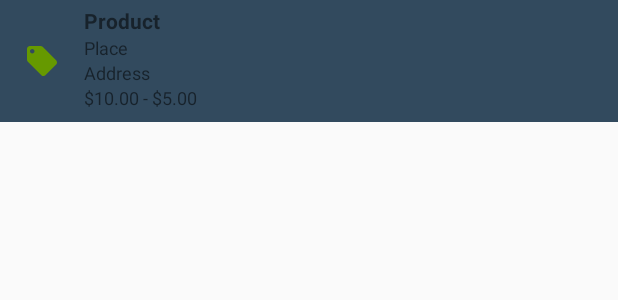
After one commit to daancover/DailyDeal, an Android app: the layout widget_item_deal.xml on its own in the app's theme, with its tools: preview values and no code run, on a phone screen of 412 x 824 dp. The commit adds this screen. Shown: the top 300 px of the screen. Run offline under Robolectric (Android 15) with nearby library versions, the light colour scheme and no system bars.

Commit message:
Fixed informational widget

```diff
--- /dev/null
+++ b/app/src/main/res/layout/widget_item_deal.xml
@@ -0,0 +1,58 @@
+<?xml version="1.0" encoding="utf-8"?>
+<LinearLayout xmlns:android="http://schemas.android.com/apk/res/android"
+    xmlns:app="http://schemas.android.com/apk/res-auto"
+    xmlns:tools="http://schemas.android.com/tools"
+    android:id="@+id/item"
+    android:layout_width="match_parent"
+    android:layout_height="wrap_content"
+    android:background="@color/colorPrimaryDark"
+    android:gravity="center_vertical"
+    android:orientation="horizontal">
+
+    <ImageView
+        android:layout_width="wrap_content"
+        android:layout_height="wrap_content"
+        android:layout_margin="16dp"
+        android:tint="@android:color/holo_green_dark"
+        app:srcCompat="@drawable/ic_local_offer"
+        tools:ignore="ContentDescription" />
+
+    <LinearLayout
+        android:layout_width="match_parent"
+        android:layout_height="wrap_content"
+        android:orientation="vertical">
+
+        <TextView
+            android:id="@+id/tv_product"
+            android:layout_width="wrap_content"
+            android:layout_height="wrap_content"
+            android:layout_marginTop="@dimen/dimen_ldpi"
+            android:maxLines="1"
+            android:textStyle="bold"
+            tools:text="Product" />
+
+        <TextView
+            android:id="@+id/tv_place"
+            android:layout_width="wrap_content"
+            android:layout_height="wrap_content"
+            android:maxLines="1"
+            android:textSize="@dimen/text_ldpi"
+            tools:text="Place" />
+
+        <TextView
+            android:id="@+id/tv_address"
+            android:layout_width="wrap_content"
+            android:layout_height="wrap_content"
+            android:maxLines="1"
+            android:textSize="@dimen/text_ldpi"
+            tools:text="Address" />
+
+        <TextView
+            android:id="@+id/tv_price"
+            android:layout_width="wrap_content"
+            android:layout_height="wrap_content"
+            android:layout_marginBottom="@dimen/dimen_mdpi"
+            android:textSize="@dimen/text_ldpi"
+            tools:text="$10.00 - $5.00" />
+    </LinearLayout>
+</LinearLayout>
--- a/app/src/main/res/xml/widget_add_deal.xml
+++ b/app/src/main/res/xml/widget_add_deal.xml
@@ -1,6 +1,10 @@
 <?xml version="1.0" encoding="utf-8"?>
 <appwidget-provider xmlns:android="http://schemas.android.com/apk/res/android"
+    xmlns:tools="http://schemas.android.com/tools"
+    android:initialKeyguardLayout="@layout/widget_add_deal"
     android:initialLayout="@layout/widget_add_deal"
     android:minHeight="180dp"
     android:minWidth="250dp"
-    android:updatePeriodMillis="0" />
+    android:updatePeriodMillis="0"
+    android:widgetCategory="home_screen|keyguard"
+    tools:ignore="UnusedAttribute" />
```
Also changed, not shown: app/src/main/java/com/android/dailydeal/data/DealContentProvider.java (+66 -4 lines), app/src/main/java/com/android/dailydeal/fragments/ProductListFragment.java (+18 -1 lines), app/src/main/java/com/android/dailydeal/widgets/AddDealWidgetProvider.java (+35 -3 lines), app/src/main/java/com/android/dailydeal/widgets/DealWidgetRemoteViewsService.java (+23 -16 lines), app/src/main/res/layout/widget_add_deal.xml (+3 -9 lines).
